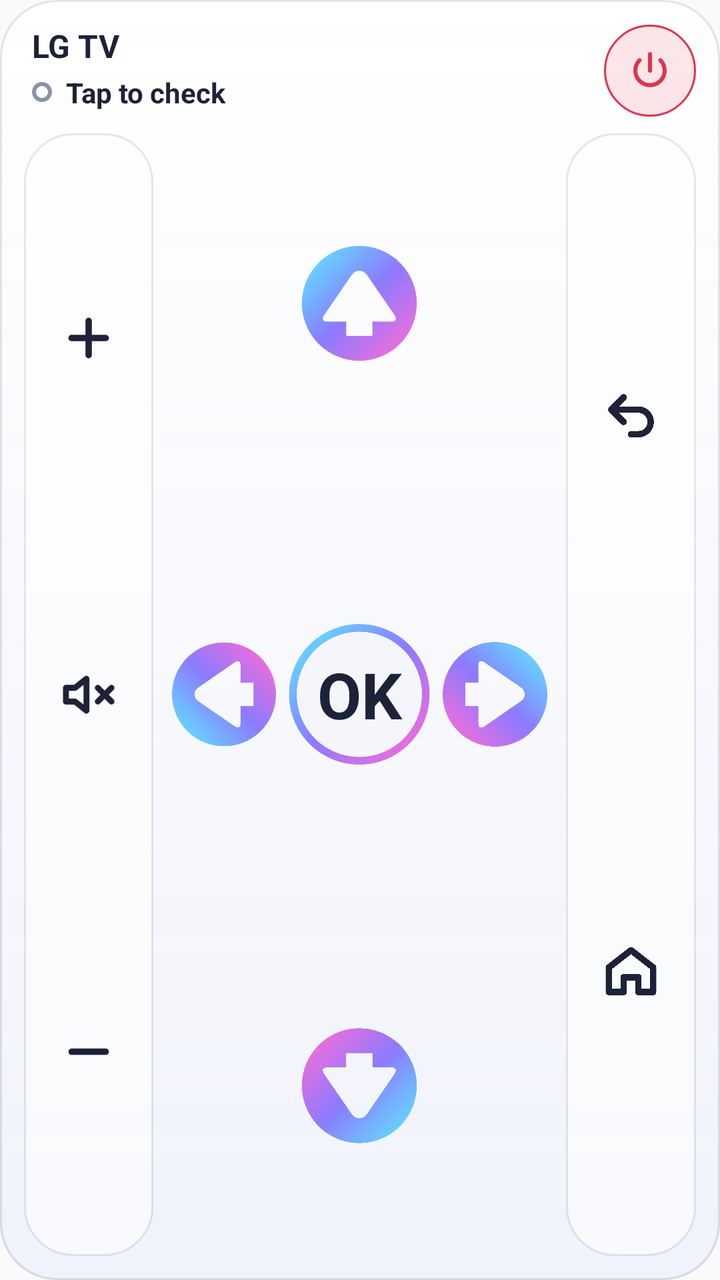
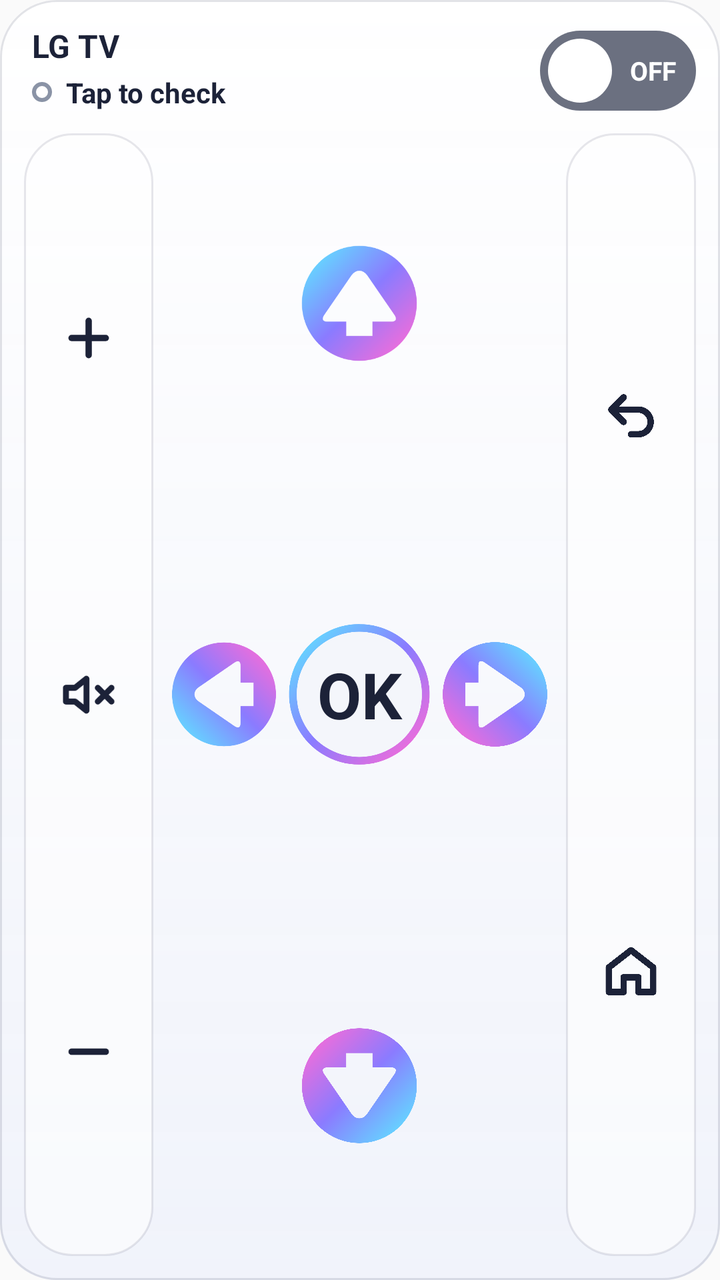

An Android layout rendered at two revisions. The XML below is the earlier revision; the diff shows what the commit changed to produce the second picture.
<!-- AndroidManifest.xml: application theme AppTheme -->
<!-- res/layout/widget_remote.xml -->
<?xml version="1.0" encoding="utf-8"?>
<LinearLayout xmlns:android="http://schemas.android.com/apk/res/android"
    android:id="@+id/w_root"
    android:layout_width="match_parent"
    android:layout_height="match_parent"
    android:background="@drawable/widget_bg"
    android:orientation="vertical"
    android:padding="12dp">

    
    <LinearLayout
        android:layout_width="match_parent"
        android:layout_height="wrap_content"
        android:gravity="center_vertical"
        android:orientation="horizontal"
        android:paddingStart="4dp">

        <LinearLayout
            android:id="@+id/w_title"
            android:layout_width="0dp"
            android:layout_height="wrap_content"
            android:layout_weight="1"
            android:orientation="vertical">

            
            <TextView
                android:id="@+id/w_name"
                android:layout_width="wrap_content"
                android:layout_height="wrap_content"
                android:text="LG TV"
                android:textColor="@color/w_fg"
                android:textSize="16sp"
                android:textStyle="bold" />

            
            <LinearLayout
                android:id="@+id/w_status_row"
                android:layout_width="wrap_content"
                android:layout_height="wrap_content"
                android:gravity="center_vertical"
                android:orientation="horizontal"
                android:paddingTop="3dp"
                android:paddingBottom="3dp"
                android:paddingEnd="8dp">

                <ImageView
                    android:id="@+id/w_dot"
                    android:layout_width="10dp"
                    android:layout_height="10dp"
                    android:src="@drawable/w_dot_unknown" />

                <TextView
                    android:id="@+id/w_status"
                    android:layout_width="wrap_content"
                    android:layout_height="wrap_content"
                    android:layout_marginStart="7dp"
                    android:maxLines="1"
                    android:text="Tap to check"
                    android:textColor="@color/w_fg"
                    android:textSize="14sp"
                    android:textStyle="bold" />
            </LinearLayout>
        </LinearLayout>

        <ImageButton
            android:id="@+id/w_power"
            android:layout_width="46dp"
            android:layout_height="46dp"
            android:background="@drawable/widget_btn_power"
            android:contentDescription="Power"
            android:src="@drawable/wi_power" />
    </LinearLayout>

    
    <LinearLayout
        android:layout_width="match_parent"
        android:layout_height="0dp"
        android:layout_marginTop="8dp"
        android:layout_weight="1"
        android:orientation="horizontal">

        <LinearLayout
            android:layout_width="0dp"
            android:layout_height="match_parent"
            android:layout_weight="1"
            android:background="@drawable/widget_pill"
            android:orientation="vertical"
            android:padding="3dp">

            <ImageButton
                android:id="@+id/w_volup"
                android:layout_width="match_parent"
                android:layout_height="0dp"
                android:layout_weight="1"
                android:background="@null"
                android:contentDescription="Volume up"
                android:scaleType="fitCenter"
                android:src="@drawable/wi_plus" />

            <ImageButton
                android:id="@+id/w_mute"
                android:layout_width="match_parent"
                android:layout_height="0dp"
                android:layout_weight="0.8"
                android:background="@null"
                android:contentDescription="Mute"
                android:padding="2dp"
                android:scaleType="fitCenter"
                android:src="@drawable/wi_mute" />

            <ImageButton
                android:id="@+id/w_voldown"
                android:layout_width="match_parent"
                android:layout_height="0dp"
                android:layout_weight="1"
                android:background="@null"
                android:contentDescription="Volume down"
                android:scaleType="fitCenter"
                android:src="@drawable/wi_minus" />
        </LinearLayout>

        
        <LinearLayout
            android:layout_width="0dp"
            android:layout_height="match_parent"
            android:layout_marginStart="6dp"
            android:layout_marginEnd="6dp"
            android:layout_weight="3"
            android:orientation="vertical">

            <LinearLayout
                android:layout_width="match_parent"
                android:layout_height="0dp"
                android:layout_weight="1"
                android:orientation="horizontal">

                <FrameLayout
                    android:layout_width="0dp"
                    android:layout_height="match_parent"
                    android:layout_weight="1" />

                <ImageButton
                    android:id="@+id/w_up"
                    android:layout_width="0dp"
                    android:layout_height="match_parent"
                    android:layout_weight="1"
                    android:background="@null"
                    android:contentDescription="Up"
                    android:padding="1dp"
                    android:scaleType="fitCenter"
                    android:src="@drawable/wi_up" />

                <FrameLayout
                    android:layout_width="0dp"
                    android:layout_height="match_parent"
                    android:layout_weight="1" />
            </LinearLayout>

            <LinearLayout
                android:layout_width="match_parent"
                android:layout_height="0dp"
                android:layout_weight="1.3"
                android:orientation="horizontal">

                <ImageButton
                    android:id="@+id/w_left"
                    android:layout_width="0dp"
                    android:layout_height="match_parent"
                    android:layout_weight="1"
                    android:background="@null"
                    android:contentDescription="Left"
                    android:padding="1dp"
                    android:scaleType="fitCenter"
                    android:src="@drawable/wi_left" />

                <FrameLayout
                    android:id="@+id/w_ok"
                    android:layout_width="0dp"
                    android:layout_height="match_parent"
                    android:layout_weight="1.3"
                    android:contentDescription="OK">

                    <ImageView
                        android:layout_width="match_parent"
                        android:layout_height="match_parent"
                        android:duplicateParentState="true"
                        android:scaleType="fitCenter"
                        android:src="@drawable/wi_ok" />

                    <TextView
                        android:layout_width="match_parent"
                        android:layout_height="match_parent"
                        android:autoSizeMaxTextSize="32sp"
                        android:autoSizeMinTextSize="12sp"
                        android:autoSizeTextType="uniform"
                        android:duplicateParentState="true"
                        android:gravity="center"
                        android:maxLines="1"
                        android:padding="14dp"
                        android:text="OK"
                        android:textColor="@color/w_ok_text"
                        android:textStyle="bold" />
                </FrameLayout>

                <ImageButton
                    android:id="@+id/w_right"
                    android:layout_width="0dp"
                    android:layout_height="match_parent"
                    android:layout_weight="1"
                    android:background="@null"
                    android:contentDescription="Right"
                    android:padding="1dp"
                    android:scaleType="fitCenter"
                    android:src="@drawable/wi_right" />
            </LinearLayout>

            <LinearLayout
                android:layout_width="match_parent"
                android:layout_height="0dp"
                android:layout_weight="1"
                android:orientation="horizontal">

                <FrameLayout
                    android:layout_width="0dp"
                    android:layout_height="match_parent"
                    android:layout_weight="1" />

                <ImageButton
                    android:id="@+id/w_down"
                    android:layout_width="0dp"
                    android:layout_height="match_parent"
                    android:layout_weight="1"
                    android:background="@null"
                    android:contentDescription="Down"
                    android:padding="1dp"
                    android:scaleType="fitCenter"
                    android:src="@drawable/wi_down" />

                <FrameLayout
                    android:layout_width="0dp"
                    android:layout_height="match_parent"
                    android:layout_weight="1" />
            </LinearLayout>
        </LinearLayout>

        <LinearLayout
            android:layout_width="0dp"
            android:layout_height="match_parent"
            android:layout_weight="1"
            android:background="@drawable/widget_pill"
            android:orientation="vertical"
            android:padding="3dp">

            <ImageButton
                android:id="@+id/w_back"
                android:layout_width="match_parent"
                android:layout_height="0dp"
                android:layout_weight="1"
                android:background="@null"
                android:contentDescription="Back"
                android:scaleType="fitCenter"
                android:src="@drawable/wi_back" />

            <ImageButton
                android:id="@+id/w_home"
                android:layout_width="match_parent"
                android:layout_height="0dp"
                android:layout_weight="1"
                android:background="@null"
                android:contentDescription="Home"
                android:scaleType="fitCenter"
                android:src="@drawable/wi_home" />
        </LinearLayout>
    </LinearLayout>
</LinearLayout>
<!-- resources referenced by this layout -->
<resources>
  <color name="w_fg">#FF1C2238</color>
  <!-- drawable w_dot_unknown (drawable) -->
  <?xml version="1.0" encoding="utf-8"?>
  <shape xmlns:android="http://schemas.android.com/apk/res/android" android:shape="oval">
      <solid android:color="#00000000"/>
      <stroke android:width="2dp" android:color="#FF8A93A6"/>
  </shape>
  <!-- drawable wi_home (drawable) -->
  <?xml version="1.0" encoding="utf-8"?>
  <selector xmlns:android="http://schemas.android.com/apk/res/android">
      <item android:state_pressed="true" android:drawable="@drawable/wi_home_p"/>
      <item android:drawable="@drawable/wi_home_n"/>
  </selector>
  <!-- drawable wi_left (drawable) -->
  <?xml version="1.0" encoding="utf-8"?>
  <selector xmlns:android="http://schemas.android.com/apk/res/android">
      <item android:state_pressed="true" android:drawable="@drawable/wi_left_p"/>
      <item android:drawable="@drawable/wi_left_n"/>
  </selector>
  <!-- drawable wi_mute (drawable) -->
  <?xml version="1.0" encoding="utf-8"?>
  <selector xmlns:android="http://schemas.android.com/apk/res/android">
      <item android:state_pressed="true" android:drawable="@drawable/wi_mute_p"/>
      <item android:drawable="@drawable/wi_mute_n"/>
  </selector>
  <!-- drawable wi_ok (drawable) -->
  <?xml version="1.0" encoding="utf-8"?>
  <selector xmlns:android="http://schemas.android.com/apk/res/android">
      <item android:state_pressed="true" android:drawable="@drawable/wi_ok_p"/>
      <item android:drawable="@drawable/wi_ok_n"/>
  </selector>
  <!-- drawable wi_plus (drawable) -->
  <?xml version="1.0" encoding="utf-8"?>
  <selector xmlns:android="http://schemas.android.com/apk/res/android">
      <item android:state_pressed="true" android:drawable="@drawable/wi_plus_p"/>
      <item android:drawable="@drawable/wi_plus_n"/>
  </selector>
  <!-- drawable wi_power (drawable) -->
  <?xml version="1.0" encoding="utf-8"?>
  <vector xmlns:android="http://schemas.android.com/apk/res/android" android:width="22dp" android:height="22dp" android:viewportWidth="24" android:viewportHeight="24">
      <path android:pathData="M12,3 L12,12" android:strokeColor="@color/w_power" android:strokeWidth="2.2" android:strokeLineCap="round"/>
      <path android:pathData="M17.7,6.3 A8,8 0 1,1 6.3,6.3" android:strokeColor="@color/w_power" android:strokeWidth="2.2" android:strokeLineCap="round" android:fillColor="#00000000"/>
  </vector>
  <!-- drawable wi_up (drawable) -->
  <?xml version="1.0" encoding="utf-8"?>
  <selector xmlns:android="http://schemas.android.com/apk/res/android">
      <item android:state_pressed="true" android:drawable="@drawable/wi_up_p"/>
      <item android:drawable="@drawable/wi_up_n"/>
  </selector>
  <!-- drawable widget_btn_power (drawable) -->
  <?xml version="1.0" encoding="utf-8"?>
  <selector xmlns:android="http://schemas.android.com/apk/res/android">
      <item android:state_pressed="true">
          <shape android:shape="oval"><solid android:color="#66FF5D73" /></shape>
      </item>
      <item>
          <shape android:shape="oval">
              <solid android:color="@color/w_power_bg" />
              <stroke android:width="1dp" android:color="@color/w_power" />
          </shape>
      </item>
  </selector>
  <style name="AppTheme" parent="Theme.AppCompat.Light.DarkActionBar">
          
          <item name="colorPrimary">@color/colorPrimary</item>
          <item name="colorPrimaryDark">@color/colorPrimaryDark</item>
          <item name="colorAccent">@color/colorAccent</item>
      </style>
  <color name="w_power">#FFE0334D</color>
  <color name="w_bg_top">#E6FFFFFF</color>
  <color name="w_bg_bottom">#D9EEF1FA</color>
  <color name="w_shine">#80FFFFFF</color>
  <color name="w_edge">#1F141C3C</color>
  <color name="w_power_bg">#1FE0334D</color>
  <color name="w_pill">#99FFFFFF</color>
  <color name="w_btn_edge">#1A141C3C</color>
  <color name="w_ok_bg">#FFF4F6FB</color>
  <!-- unchanged entries left out for length: 26 -->
</resources>

<!-- the commit's change to res/layout/widget_remote.xml (unified diff, before → after) -->
@@ -62,21 +62,51 @@
             </LinearLayout>
         </LinearLayout>
 
-        <ImageButton
+        
+        <FrameLayout
             android:id="@+id/w_power"
-            android:layout_width="46dp"
-            android:layout_height="46dp"
-            android:background="@drawable/widget_btn_power"
-            android:contentDescription="Power"
-            android:src="@drawable/wi_power" />
+            android:layout_width="78dp"
+            android:layout_height="40dp"
+            android:background="@drawable/w_switch_off"
+            android:contentDescription="TV power">
+
+            <TextView
+                android:id="@+id/w_power_on"
+                android:layout_width="wrap_content"
+                android:layout_height="match_parent"
+                android:layout_gravity="start"
+                android:gravity="center_vertical"
+                android:paddingStart="12dp"
+                android:text="ON"
+                android:textColor="#FFFFFFFF"
+                android:textSize="13sp"
+                android:textStyle="bold"
+                android:visibility="gone" />
+
+            <TextView
+                android:id="@+id/w_power_off"
+                android:layout_width="wrap_content"
+                android:layout_height="match_parent"
+                android:layout_gravity="end"
+                android:gravity="center_vertical"
+                android:paddingEnd="10dp"
+                android:text="OFF"
+                android:textColor="#FFFFFFFF"
+                android:textSize="13sp"
+                android:textStyle="bold" />
+        </FrameLayout>
     </LinearLayout>
 
     
-    <LinearLayout
+    <FrameLayout
         android:layout_width="match_parent"
         android:layout_height="0dp"
         android:layout_marginTop="8dp"
-        android:layout_weight="1"
+        android:layout_weight="1">
+
+    <LinearLayout
+        android:layout_width="match_parent"
+        android:layout_height="match_parent"
         android:orientation="horizontal">
 
         <LinearLayout
@@ -272,4 +302,12 @@
                 android:src="@drawable/wi_home" />
         </LinearLayout>
     </LinearLayout>
+
+        <ImageView
+            android:id="@+id/w_scrim"
+            android:layout_width="match_parent"
+            android:layout_height="match_parent"
+            android:src="@drawable/widget_scrim"
+            android:visibility="gone" />
+    </FrameLayout>
 </LinearLayout>
<!-- resource entries referenced after the edit -->
@@ -7,6 +7,22 @@
       <solid android:color="#00000000"/>
       <stroke android:width="2dp" android:color="#FF8A93A6"/>
   </shape>
+  <!-- drawable w_switch_off (drawable) -->
+  <?xml version="1.0" encoding="utf-8"?>
+  <layer-list xmlns:android="http://schemas.android.com/apk/res/android">
+      <item>
+          <shape android:shape="rectangle">
+              <corners android:radius="20dp" />
+              <solid android:color="#FF6B7080" />
+          </shape>
+      </item>
+      <item android:gravity="start|center_vertical" android:width="32dp" android:height="32dp"
+          android:left="4dp" android:right="4dp">
+          <shape android:shape="oval">
+              <solid android:color="#FFFFFFFF" />
+          </shape>
+      </item>
+  </layer-list>
   <!-- drawable wi_home (drawable) -->
   <?xml version="1.0" encoding="utf-8"?>
   <selector xmlns:android="http://schemas.android.com/apk/res/android">
@@ -37,45 +53,31 @@
       <item android:state_pressed="true" android:drawable="@drawable/wi_plus_p"/>
       <item android:drawable="@drawable/wi_plus_n"/>
   </selector>
-  <!-- drawable wi_power (drawable) -->
-  <?xml version="1.0" encoding="utf-8"?>
-  <vector xmlns:android="http://schemas.android.com/apk/res/android" android:width="22dp" android:height="22dp" android:viewportWidth="24" android:viewportHeight="24">
-      <path android:pathData="M12,3 L12,12" android:strokeColor="@color/w_power" android:strokeWidth="2.2" android:strokeLineCap="round"/>
-      <path android:pathData="M17.7,6.3 A8,8 0 1,1 6.3,6.3" android:strokeColor="@color/w_power" android:strokeWidth="2.2" android:strokeLineCap="round" android:fillColor="#00000000"/>
-  </vector>
   <!-- drawable wi_up (drawable) -->
   <?xml version="1.0" encoding="utf-8"?>
   <selector xmlns:android="http://schemas.android.com/apk/res/android">
       <item android:state_pressed="true" android:drawable="@drawable/wi_up_p"/>
       <item android:drawable="@drawable/wi_up_n"/>
   </selector>
-  <!-- drawable widget_btn_power (drawable) -->
+  <!-- drawable widget_scrim (drawable) -->
   <?xml version="1.0" encoding="utf-8"?>
-  <selector xmlns:android="http://schemas.android.com/apk/res/android">
-      <item android:state_pressed="true">
-          <shape android:shape="oval"><solid android:color="#66FF5D73" /></shape>
-      </item>
-      <item>
-          <shape android:shape="oval">
-              <solid android:color="@color/w_power_bg" />
-              <stroke android:width="1dp" android:color="@color/w_power" />
-          </shape>
-      </item>
-  </selector>
+  <shape xmlns:android="http://schemas.android.com/apk/res/android" android:shape="rectangle">
+      <corners android:radius="24dp" />
+      <solid android:color="@color/w_scrim" />
+  </shape>
   <style name="AppTheme" parent="Theme.AppCompat.Light.DarkActionBar">
           
           <item name="colorPrimary">@color/colorPrimary</item>
           <item name="colorPrimaryDark">@color/colorPrimaryDark</item>
           <item name="colorAccent">@color/colorAccent</item>
       </style>
-  <color name="w_power">#FFE0334D</color>
   <color name="w_bg_top">#E6FFFFFF</color>
   <color name="w_bg_bottom">#D9EEF1FA</color>
   <color name="w_shine">#80FFFFFF</color>
   <color name="w_edge">#1F141C3C</color>
-  <color name="w_power_bg">#1FE0334D</color>
   <color name="w_pill">#99FFFFFF</color>
   <color name="w_btn_edge">#1A141C3C</color>
+  <color name="w_scrim">#B3EEF1FA</color>
   <color name="w_ok_bg">#FFF4F6FB</color>
   <!-- unchanged entries left out for length: 26 -->
 </resources>
